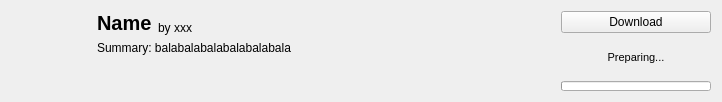
The window that src/ui/curseforge/curseforgemoditemwidget.ui (kaniol-lck/modmanager) describes before a commit, drawn with Qt 5.
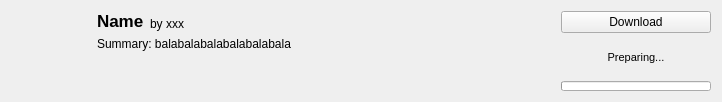
The same window after the commit. Icons and pictures are not drawn.

The edit to the form file:
```diff
--- a/src/ui/curseforge/curseforgemoditemwidget.ui
+++ b/src/ui/curseforge/curseforgemoditemwidget.ui
@@ -165,7 +165,7 @@
      </property>
      <property name="font">
       <font>
-       <pointsize>15</pointsize>
+       <pointsize>13</pointsize>
        <weight>75</weight>
        <bold>true</bold>
       </font>
```
